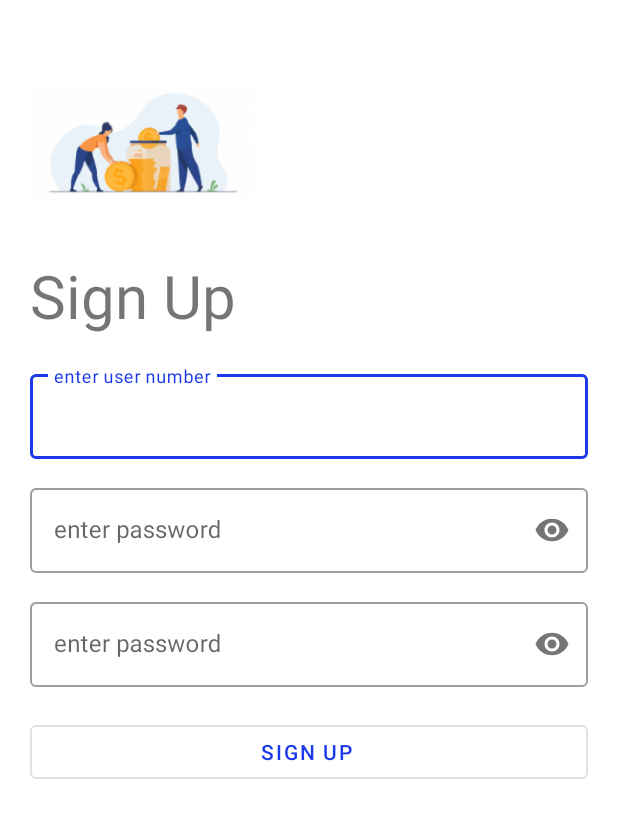
After one commit to brianwangocho/kttia, an Android app: the RegisterActivity screen opened directly, with no data from a screen before it, on a phone screen of 412 x 824 dp. The commit adds this screen. Shown: the top 818 px of the screen. Run offline under Robolectric (Android 15) with nearby library versions, the phone set to English and light mode, and no system bars; our stand-ins replace Room's generated code.

Commit message:
registration done

```diff
--- a/app/build.gradle
+++ b/app/build.gradle
@@ -29,7 +29,7 @@ android {
 dependencies {
     def room_version = "2.2.5"
     def lifecycle_version = "2.2.0"
-    def coroutines_version ="1.3.7"
+    def coroutines_version = "1.3.7"
 
 
     implementation "androidx.room:room-runtime:$room_version"
--- a/app/src/main/AndroidManifest.xml
+++ b/app/src/main/AndroidManifest.xml
@@ -9,6 +9,8 @@
             android:roundIcon="@mipmap/ic_launcher_round"
             android:supportsRtl="true"
             android:theme="@style/AppTheme">
+        <activity android:name=".registerui.RegisterActivity">
+        </activity>
         <activity android:name=".Dashboard">
         </activity>
         <activity android:name=".loginui.Login">
--- a/app/src/main/java/com/example/budgetia/dao/UserDao.kt
+++ b/app/src/main/java/com/example/budgetia/dao/UserDao.kt
@@ -13,8 +13,11 @@ interface UserDao{
     @Insert(onConflict = OnConflictStrategy.IGNORE)
     suspend  fun createUser(user: User):Long
 
-    @Query("SELECT COUNT(*) FROM users where email= :email and password= :password")
-     suspend fun loginUser(email:String,password:String):Int
+    @Query("SELECT COUNT(*) FROM users where phone= :phone and password= :password")
+     suspend fun loginUser(phone:String,password:String):Int
+
+    @Query("SELECT COUNT(*) FROM users where phone= :phone")
+    suspend fun findIfUserExist(phone:String):Int
 
     @Query("DELETE  FROM users where id = :id")
     suspend fun deleteUserAccount(id:Int)
--- a/app/src/main/java/com/example/budgetia/models/User.kt
+++ b/app/src/main/java/com/example/budgetia/models/User.kt
@@ -6,7 +6,6 @@ import androidx.room.PrimaryKey
 
 @Entity(tableName = "users")
 data class User(
-    @ColumnInfo(name="email") val email:String,
     @ColumnInfo(name="phone") val phone:String,
     @ColumnInfo(name="password") val password:String
 
@@ -15,5 +14,5 @@ data class User(
     @ColumnInfo(name="id")
     var id: Long  = 0
 
-    constructor() : this("", "", "")
+    constructor() : this("", "")
 }
--- /dev/null
+++ b/app/src/main/res/layout/activity_register.xml
@@ -0,0 +1,114 @@
+<?xml version="1.0" encoding="utf-8"?>
+<LinearLayout
+        xmlns:android="http://schemas.android.com/apk/res/android"
+        xmlns:tools="http://schemas.android.com/tools"
+        xmlns:app="http://schemas.android.com/apk/res-auto"
+        android:layout_width="match_parent"
+        android:layout_height="match_parent"
+        android:id="@+id/register_root_layout"
+        android:orientation="vertical"
+        android:padding="20dp"
+        tools:context=".registerui.RegisterActivity">
+
+    <ImageView
+            android:layout_width="150dp"
+            android:layout_height="150dp"
+            android:src="@drawable/budgetia"
+            android:id="@+id/app_logo"
+            android:transitionName="logo_image"
+            android:contentDescription="@string/app_name"
+    />
+    <TextView
+            android:layout_width="wrap_content"
+            android:layout_height="wrap_content"
+            android:layout_below="@id/app_logo"
+            android:textSize="40sp"
+            android:text="@string/sign_up"
+    />
+
+
+    <LinearLayout
+            android:layout_width="match_parent"
+            android:layout_height="wrap_content"
+            android:layout_marginTop="20dp"
+            android:orientation="vertical"
+    >
+        <com.google.android.material.textfield.TextInputLayout
+                android:layout_width="match_parent"
+                android:layout_height="wrap_content"
+                android:id="@+id/register_username_layout"
+                android:layout_marginBottom="14dp"
+                android:hint="enter user number"
+                style="@style/Widget.MaterialComponents.TextInputLayout.OutlinedBox"
+
+        >
+            <com.google.android.material.textfield.TextInputEditText
+                    android:layout_width="match_parent"
+                    android:layout_height="wrap_content"
+                    android:id="@+id/register_username"
+                    android:inputType="text"
+                    android:transitionName="username-transition"
+            />
+        </com.google.android.material.textfield.TextInputLayout>
+
+
+        <com.google.android.material.textfield.TextInputLayout
+                android:layout_width="match_parent"
+                android:layout_height="wrap_content"
+                android:id="@+id/register_password_layout"
+                android:layout_marginBottom="14dp"
+                app:passwordToggleEnabled="true"
+                android:hint="enter password"
+                style="@style/Widget.MaterialComponents.TextInputLayout.OutlinedBox"
+
+        >
+            <com.google.android.material.textfield.TextInputEditText
+                    android:inputType="textPassword"
+                    android:layout_width="match_parent"
+                    android:id="@+id/register_password"
+                    android:layout_height="wrap_content"
+                    android:transitionName="password-transition"
+            />
+        </com.google.android.material.textfield.TextInputLayout>
+
+
+        <com.google.android.material.textfield.TextInputLayout
+                android:layout_width="match_parent"
+                android:layout_height="wrap_content"
+                android:layout_marginBottom="14dp"
+                android:id="@+id/login_confirm_password_layout"
+                app:passwordToggleEnabled="true"
+                android:hint="enter password"
+                style="@style/Widget.MaterialComponents.TextInputLayout.OutlinedBox"
+
+        >
+            <com.google.android.material.textfield.TextInputEditText
+                    android:inputType="textPassword"
+                    android:layout_width="match_parent"
+                    android:id="@+id/register_confirm_password"
+                    android:layout_height="wrap_content"
+                    android:transitionName="password-transition"
+            />
+        </com.google.android.material.textfield.TextInputLayout>
+
+
+
+
+
+        <Button
+                android:layout_width="match_parent"
+                android:layout_height="wrap_content"
+                android:id="@+id/signupButton"
+                android:text="@string/sign_up"
+                style="@style/Widget.MaterialComponents.Button.OutlinedButton.Icon"
+                android:layout_marginTop="5dp"
+                android:textColor="@color/colorPrimary"
+                android:layout_marginBottom="5dp"
+                android:transitionName="button-transition"
+
+        />
+
+    </LinearLayout>
+
+
+</LinearLayout>
--- a/app/src/main/res/values/strings.xml
+++ b/app/src/main/res/values/strings.xml
@@ -8,4 +8,6 @@
     <!-- TODO: Remove or change this placeholder text -->
     <string name="hello_blank_fragment">Hello blank fragment</string>
     <string name="Transactions">Expenses</string>
+    <string name="sign_up">Sign Up</string>
+    <string name="create_a_new_account">create a new account</string>
 </resources>
```
Also changed, not shown: app/src/main/java/com/example/budgetia/Repository/UserRepository.kt (+11 -2 lines), app/src/main/java/com/example/budgetia/loginui/Login.kt (+9 -0 lines), app/src/main/java/com/example/budgetia/loginui/UserViewModel.kt (+17 -2 lines), app/src/main/java/com/example/budgetia/registerui/RegisterActivity.kt (added, +97 -0 lines), app/src/main/res/layout/activity_login.xml (+8 -0 lines).
